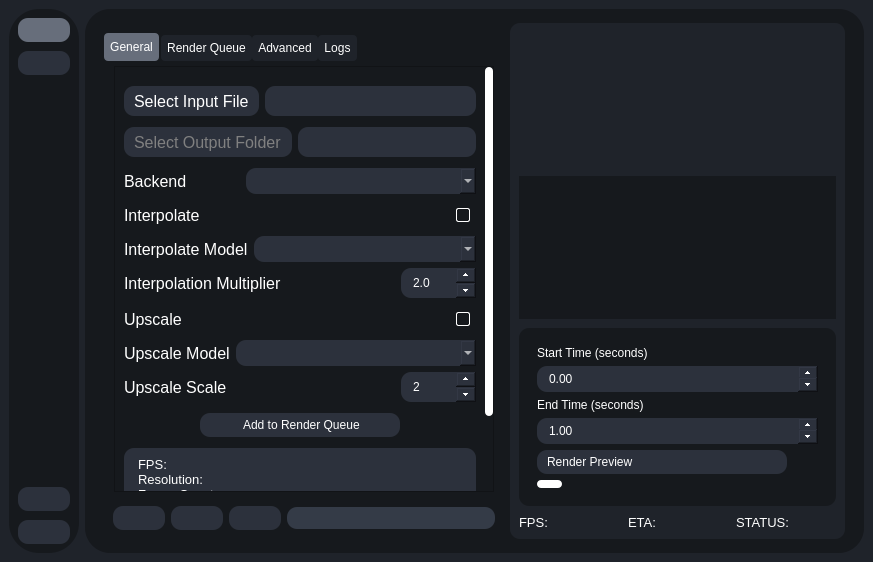
Above: testRVEInterface.ui from gokulmc/enhance_crop before the change. Below: the same form after it.
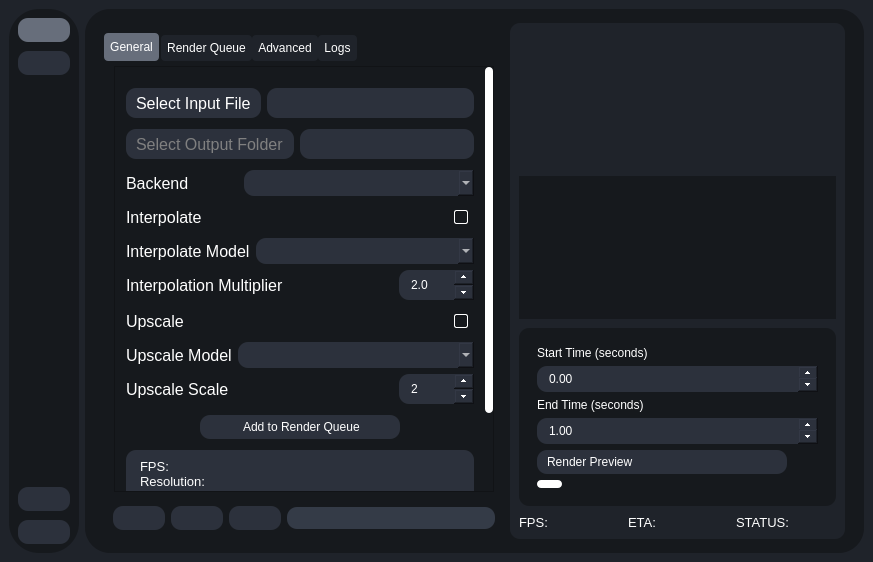
That is the form after the change. Icons and pictures are not drawn.

Commit message: set default

Diff of the .ui file:
```diff
--- a/testRVEInterface.ui
+++ b/testRVEInterface.ui
@@ -1086,13 +1086,25 @@
                                    <x>0</x>
                                    <y>0</y>
                                    <width>370</width>
-                                   <height>538</height>
+                                   <height>542</height>
                                   </rect>
                                  </property>
                                  <layout class="QVBoxLayout" name="verticalLayout_32">
                                   <property name="spacing">
                                    <number>11</number>
                                   </property>
+                                  <property name="leftMargin">
+                                   <number>11</number>
+                                  </property>
+                                  <property name="topMargin">
+                                   <number>11</number>
+                                  </property>
+                                  <property name="rightMargin">
+                                   <number>11</number>
+                                  </property>
+                                  <property name="bottomMargin">
+                                   <number>11</number>
+                                  </property>
                                   <item>
                                    <widget class="QWidget" name="inputFileContainer" native="true">
                                     <layout class="QHBoxLayout" name="horizontalLayout_4">
@@ -1427,6 +1439,9 @@
                                             <height>0</height>
                                            </size>
                                           </property>
+                                          <property name="currentIndex">
+                                           <number>-1</number>
+                                          </property>
                                          </widget>
                                         </item>
                                        </layout>
```
Left out of the diff: 16 changed lines with no effect on the pictures. The commit also changes 2 other files.
